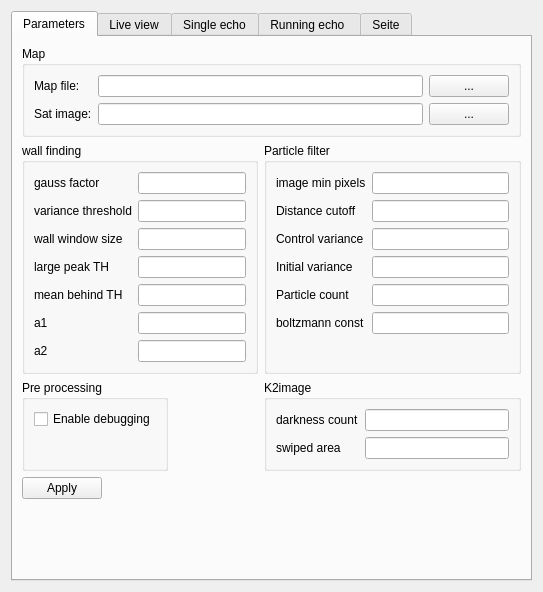
Above: Hanse/Module_SonarLocalization/form_sonarlocalization.ui from iti-luebeck/HANSE2011 before the change. Below: the same form after it.
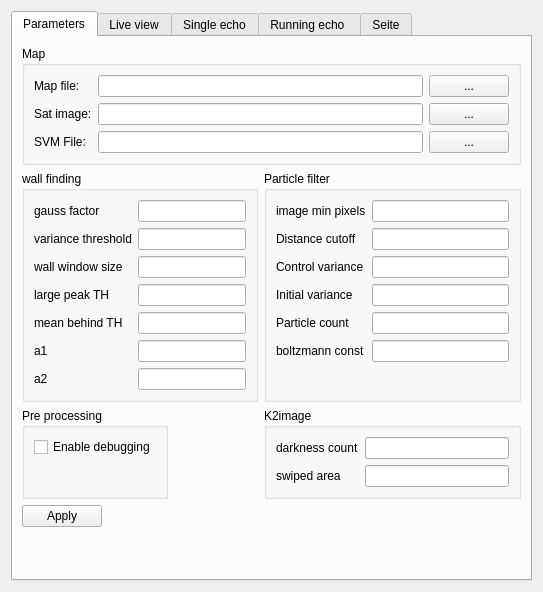
That is the form after the change. The open tabs and pages were chosen to show the change.

What changed in the file:
```diff
--- a/Hanse/Module_SonarLocalization/form_sonarlocalization.ui
+++ b/Hanse/Module_SonarLocalization/form_sonarlocalization.ui
@@ -254,6 +254,23 @@
             </property>
            </widget>
           </item>
+          <item row="2" column="0">
+           <widget class="QLabel" name="label_30">
+            <property name="text">
+             <string>SVM File:</string>
+            </property>
+           </widget>
+          </item>
+          <item row="2" column="1">
+           <widget class="QLineEdit" name="configure_SVM"/>
+          </item>
+          <item row="2" column="2">
+           <widget class="QPushButton" name="selSVM">
+            <property name="text">
+             <string>...</string>
+            </property>
+           </widget>
+          </item>
          </layout>
         </widget>
        </item>
```
Left out of the diff: 2 changed lines with no effect on the pictures.
